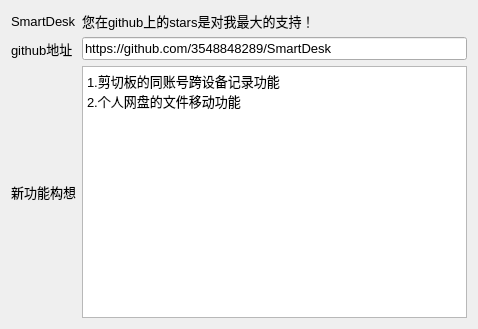
Old version of the form MoreFunction/MoreFunction.ui in the repository 3548848289/UniFileHub.
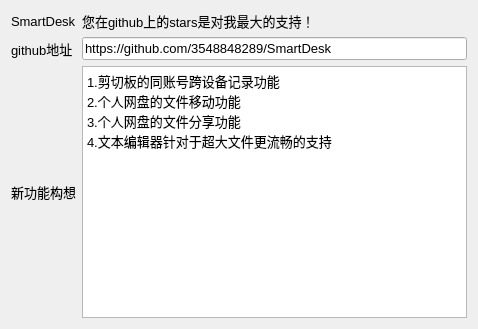
New version of the form. Icons and pictures are not drawn.

Commit message: 图片编辑器开始开发绘制功能

Diff of the .ui file:
```diff
--- a/MoreFunction/MoreFunction.ui
+++ b/MoreFunction/MoreFunction.ui
@@ -98,7 +98,9 @@
 li.unchecked::marker { content: &quot;\2610&quot;; }
 li.checked::marker { content: &quot;\2612&quot;; }
 &lt;/style&gt;&lt;/head&gt;&lt;body style=&quot; font-family:'Microsoft YaHei UI'; font-size:10pt; font-weight:400; font-style:normal;&quot;&gt;
-&lt;p style=&quot; margin-top:0px; margin-bottom:0px; margin-left:0px; margin-right:0px; -qt-block-indent:0; text-indent:0px;&quot;&gt;1.剪切板的同账号跨设备记录功能&lt;br /&gt;2.个人网盘的文件移动功能&lt;/p&gt;&lt;/body&gt;&lt;/html&gt;</string>
+&lt;p style=&quot; margin-top:0px; margin-bottom:0px; margin-left:0px; margin-right:0px; -qt-block-indent:0; text-indent:0px;&quot;&gt;1.剪切板的同账号跨设备记录功能&lt;br /&gt;2.个人网盘的文件移动功能&lt;/p&gt;
+&lt;p style=&quot; margin-top:0px; margin-bottom:0px; margin-left:0px; margin-right:0px; -qt-block-indent:0; text-indent:0px;&quot;&gt;3.个人网盘的文件分享功能&lt;/p&gt;
+&lt;p style=&quot; margin-top:0px; margin-bottom:0px; margin-left:0px; margin-right:0px; -qt-block-indent:0; text-indent:0px;&quot;&gt;4.文本编辑器针对于超大文件更流畅的支持&lt;/p&gt;&lt;/body&gt;&lt;/html&gt;</string>
      </property>
     </widget>
    </item>
```
The commit also changes 31 other files.
